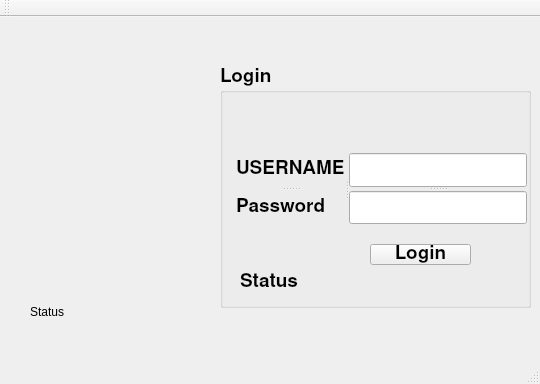
Qt form loginpage.ui (sahilsehgal1995/Quiz_Project) before a commit.
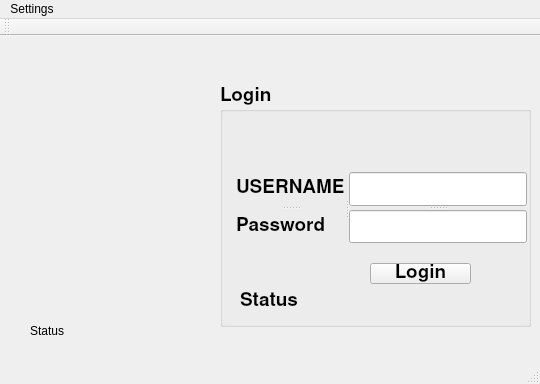
The same form after that commit.

```diff
--- a/loginpage.ui
+++ b/loginpage.ui
@@ -123,6 +123,13 @@
      <height>20</height>
     </rect>
    </property>
+   <widget class="QMenu" name="menuSettings">
+    <property name="title">
+     <string>Settings</string>
+    </property>
+    <addaction name="actionBasic_settings"/>
+   </widget>
+   <addaction name="menuSettings"/>
   </widget>
   <widget class="QToolBar" name="mainToolBar">
    <attribute name="toolBarArea">
```
Left out of the diff: 5 changed lines with no effect on the pictures.
